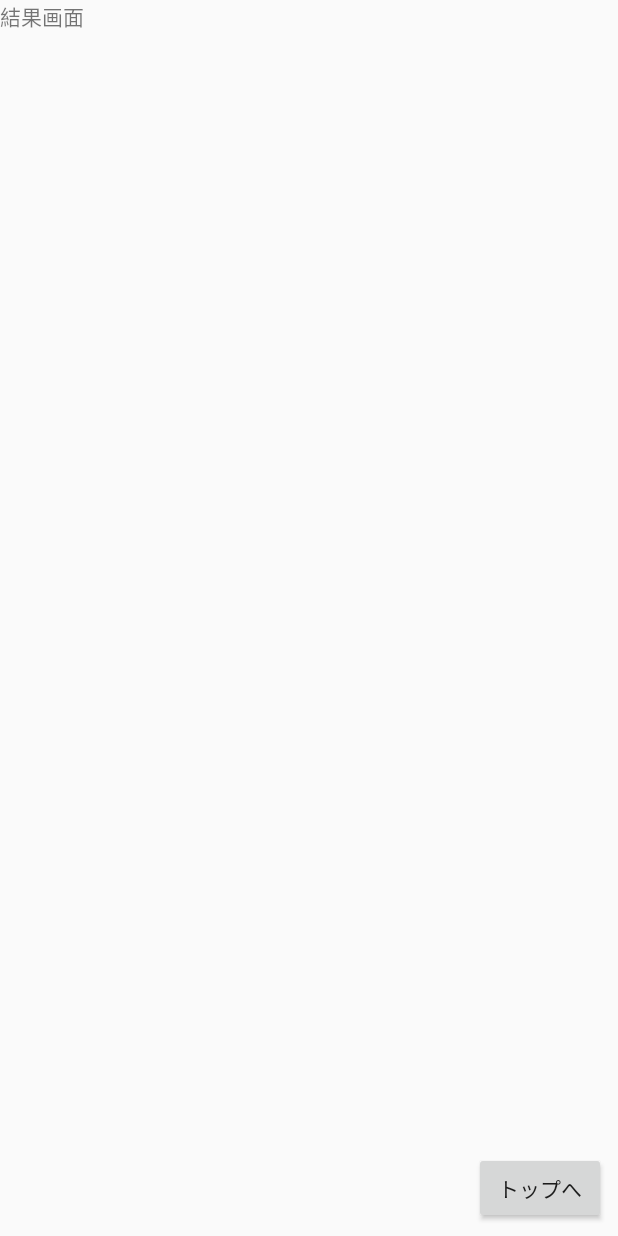
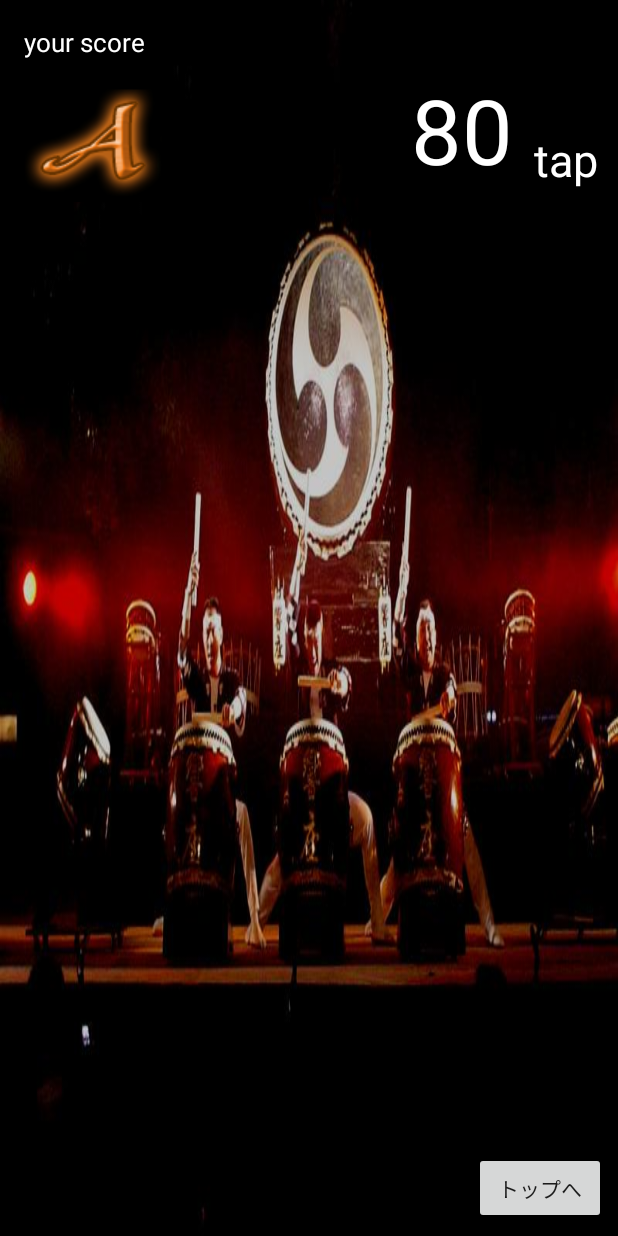
Before and after one commit to yamayosi/TapGame, an Android app: the layout activity_result.xml on its own in the app's theme, with its tools: preview values and no code run, on a phone screen of 412 x 824 dp. Run offline under Robolectric (Android 15) with nearby library versions, the phone set to English and light mode, and no system bars.

Commit message:
set picture and logic

```diff
--- a/app/src/main/java/jp/ac/ecc/sk3a14/tapgame/Activity/ResultActivity.java
+++ b/app/src/main/java/jp/ac/ecc/sk3a14/tapgame/Activity/ResultActivity.java
@@ -2,8 +2,13 @@ package jp.ac.ecc.sk3a14.tapgame.Activity;
 
 import android.content.Intent;
 import android.os.Bundle;
+import android.os.Handler;
 import android.support.v7.app.AppCompatActivity;
 import android.widget.Button;
+import android.widget.ImageView;
+import android.widget.TextView;
+
+import java.util.Timer;
 
 import jp.ac.ecc.sk3a14.tapgame.R;
 
@@ -14,15 +19,44 @@ public class ResultActivity extends AppCompatActivity {
 
     //トップへ戻るボタン
     private Button mButton;
+	private TextView mScoreTextView;
+	private Timer mTimer;
+	private Handler mHandler;
+	private ImageView mRankImage;
 
-    @Override
+	private int mScore;
+	private String UserName;
+
+	@Override
     protected void onCreate(Bundle savedInstanceState) {
         super.onCreate(savedInstanceState);
         setContentView(R.layout.activity_result);
 
+		mHandler = new Handler();
         //XML紐付け
         mButton = (Button)findViewById(R.id.btn);
+		mScoreTextView = (TextView)findViewById(R.id.score);
+		mRankImage = (ImageView)findViewById(R.id.rankImageView);
 
+
+		mScore = getIntent().getIntExtra("score", 1000); //スコアの取得
+		mScoreTextView.setText("" + mScore);
+
+		if(mScore >= 110){
+
+			mRankImage.setImageDrawable(getResources().getDrawable(R.drawable.s));
+		}else if (mScore >= 80){
+			//A
+			mRankImage.setImageDrawable(getResources().getDrawable(R.drawable.a));
+		}else if (mScore >= 50){
+			//B
+			mRankImage.setImageDrawable(getResources().getDrawable(R.drawable.b));
+		}else if (mScore >= 30) {
+			//C
+			mRankImage.setImageDrawable(getResources().getDrawable(R.drawable.c));
+		}else {
+			mRankImage.setImageDrawable(getResources().getDrawable(R.drawable.d));
+		}
         //トップへボタンのクリックイベント
         mButton.setOnClickListener(v -> {
                 //トップ画面へ遷移
@@ -30,5 +64,7 @@ public class ResultActivity extends AppCompatActivity {
                 intent.setClass(getBaseContext(), TitleActivity.class);
                 startActivity(intent);
         });
+
     }
+
 }
--- a/app/src/main/res/layout/activity_result.xml
+++ b/app/src/main/res/layout/activity_result.xml
@@ -2,14 +2,10 @@
 <android.support.constraint.ConstraintLayout xmlns:android="http://schemas.android.com/apk/res/android"
     xmlns:app="http://schemas.android.com/apk/res-auto"
     xmlns:tools="http://schemas.android.com/tools"
+                                             android:background="@drawable/taiko2"
     android:layout_width="match_parent"
     android:layout_height="match_parent"
     tools:context="jp.ac.ecc.sk3a14.tapgame.Activity.ResultActivity">
-
-    <TextView
-        android:layout_width="wrap_content"
-        android:layout_height="wrap_content"
-        android:text="結果画面"/>
 
     <Button
         android:id="@+id/btn"
@@ -19,6 +15,62 @@
         app:layout_constraintBottom_toBottomOf="parent"
         android:layout_marginBottom="8dp"
         android:layout_marginRight="8dp"
-        app:layout_constraintRight_toRightOf="parent" />
+        app:layout_constraintRight_toRightOf="parent"
+        android:layout_marginEnd="8dp"/>
+
+    <TextView
+        android:id="@+id/score"
+        android:layout_width="0dp"
+        android:layout_height="wrap_content"
+        android:textAlignment="center"
+        android:textAppearance="@style/TextAppearance.AppCompat.Display2"
+        android:textColor="@android:color/white"
+        android:textSize="60sp"
+        tools:text="80"
+        android:layout_marginBottom="16dp"
+        app:layout_constraintBottom_toTopOf="@+id/guideline"
+        android:layout_marginRight="70dp"
+        app:layout_constraintRight_toRightOf="parent"/>
+
+    <TextView
+        android:id="@+id/textView"
+        android:layout_width="wrap_content"
+        android:layout_height="wrap_content"
+        android:layout_marginLeft="14dp"
+        android:text="tap"
+        android:textColor="@android:color/white"
+        android:textSize="30sp"
+        app:layout_constraintLeft_toRightOf="@+id/score"
+        android:layout_marginBottom="16dp"
+        app:layout_constraintBottom_toTopOf="@+id/guideline"/>
+
+    <android.support.constraint.Guideline
+        android:layout_width="wrap_content"
+        android:layout_height="wrap_content"
+        android:id="@+id/guideline"
+        app:layout_constraintGuide_begin="143dp"
+        android:orientation="horizontal"/>
+
+    <ImageView
+        android:id="@+id/rankImageView"
+        android:layout_width="wrap_content"
+        android:layout_height="wrap_content"
+        app:srcCompat="@drawable/a"
+        android:layout_marginBottom="8dp"
+        app:layout_constraintBottom_toTopOf="@+id/guideline"
+        android:layout_marginLeft="16dp"
+        app:layout_constraintLeft_toLeftOf="parent"/>
+
+    <TextView
+        android:id="@+id/textView2"
+        android:layout_width="wrap_content"
+        android:layout_height="wrap_content"
+        android:layout_marginLeft="16dp"
+        android:layout_marginTop="16dp"
+        android:text="your score"
+        android:textColor="@android:color/white"
+        android:textSize="17sp"
+        app:layout_constraintLeft_toLeftOf="parent"
+        app:layout_constraintTop_toTopOf="parent"/>
 
 </android.support.constraint.ConstraintLayout>
```
Also changed, not shown: app/src/main/res/drawable/a.png (added), app/src/main/res/drawable/b.png (added), app/src/main/res/drawable/c.png (added), app/src/main/res/drawable/d.png (added), app/src/main/res/drawable/s.png (added), app/src/main/res/drawable/taiko.jpg (added), app/src/main/res/drawable/taiko2.jpg (added), 1 other file.
